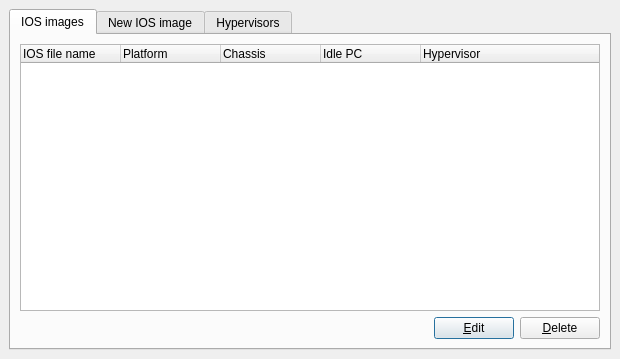
This is forms/IOSDialog.ui in GNS3/gns3-legacy as Qt 5 draws it before an edit. The edited form follows.
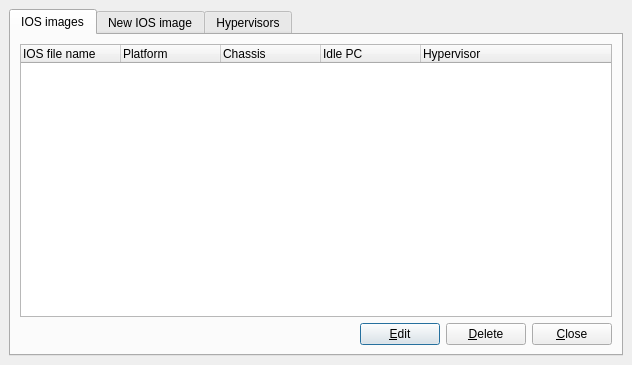
This is the edited form.

What changed in the file:
```diff
--- a/forms/IOSDialog.ui
+++ b/forms/IOSDialog.ui
@@ -5,8 +5,8 @@
    <rect>
     <x>0</x>
     <y>0</y>
-    <width>620</width>
-    <height>359</height>
+    <width>632</width>
+    <height>365</height>
    </rect>
   </property>
   <property name="windowTitle" >
@@ -105,6 +105,13 @@
            </property>
           </widget>
          </item>
+         <item>
+          <widget class="QPushButton" name="pushButtonClose" >
+           <property name="text" >
+            <string>&amp;Close</string>
+           </property>
+          </widget>
+         </item>
         </layout>
        </item>
       </layout>
```
Left out of the diff: 21 changed lines with no effect on the pictures.
